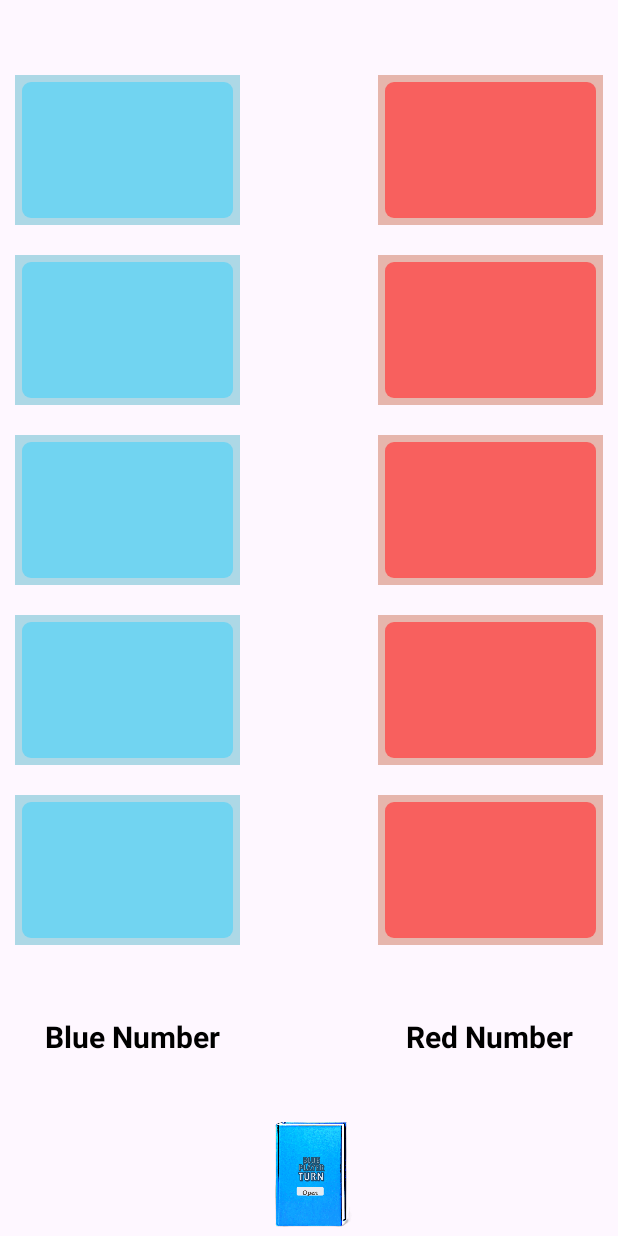
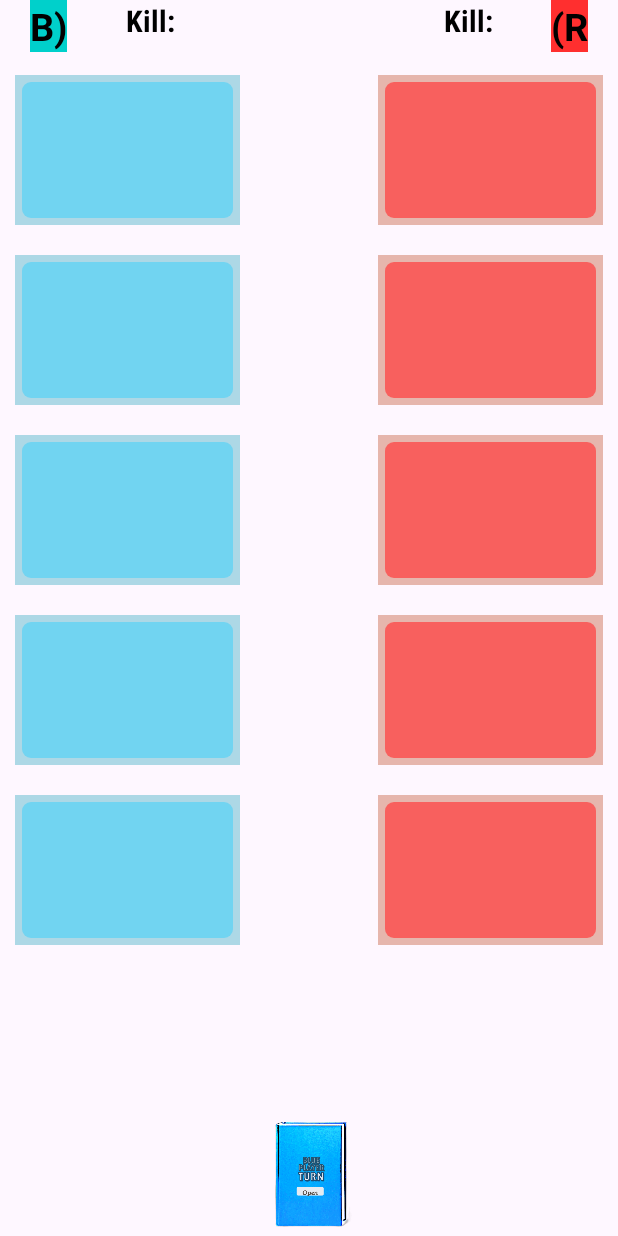
Before and after one commit to LSGAMING281004/BlazingHeroGameOfficial, an Android app: the screen it shows after launch (OfflineGamePlay), after a tap on "Play Offline", on a phone screen of 412 x 824 dp. Run offline under Robolectric (Android 15) with nearby library versions, the phone set to English and light mode, and no system bars.

Commit message:
finish offline gameply section

```diff
--- a/app/src/main/java/com/lsgaming/app1/blazingherogameofficial/MainActivity.java
+++ b/app/src/main/java/com/lsgaming/app1/blazingherogameofficial/MainActivity.java
@@ -20,7 +20,7 @@ import androidx.core.view.WindowInsetsCompat;
 
 public class MainActivity extends AppCompatActivity {
 
-    Button play_offline;
+    Button play_offline,play_bot;
     Toolbar toolbar;
     MediaPlayer mp,mediaPlayer,mpq;
     @Override
@@ -75,11 +75,8 @@ public class MainActivity extends AppCompatActivity {
     @Override
     public boolean onOptionsItemSelected(@NonNull MenuItem item) {
         int id = item.getItemId();
-        if(id == R.id.item3)
-        {
+        if(id == R.id.item)
             startActivity(new Intent(this, About.class));
-        }
-
         return super.onOptionsItemSelected(item);
     }
 
--- a/app/src/main/res/drawable/baseline_account_circle_24.xml
+++ /dev/null
@@ -1,5 +0,0 @@
-<vector xmlns:android="http://schemas.android.com/apk/res/android" android:alpha="0.6" android:height="24dp" android:tint="#000000" android:viewportHeight="24" android:viewportWidth="24" android:width="24dp">
-
-    <path android:fillColor="@android:color/white" android:pathData="M12,2C6.48,2 2,6.48 2,12s4.48,10 10,10s10,-4.48 10,-10S17.52,2 12,2zM12,6c1.93,0 3.5,1.57 3.5,3.5S13.93,13 12,13s-3.5,-1.57 -3.5,-3.5S10.07,6 12,6zM12,20c-2.03,0 -4.43,-0.82 -6.14,-2.88C7.55,15.8 9.68,15 12,15s4.45,0.8 6.14,2.12C16.43,19.18 14.03,20 12,20z"/>
-
-</vector>
--- a/app/src/main/res/layout/activity_offline_game_play.xml
+++ b/app/src/main/res/layout/activity_offline_game_play.xml
@@ -10,13 +10,18 @@
     <!--This is blue side background view-->
 
 
-    <View
+    <TextView
         android:id="@+id/blue_header"
         android:layout_width="200dp"
         android:layout_height="40dp"
+        android:text="@string/kills"
+        android:textColor="@color/black"
+        android:textStyle="bold"
+        android:fontFamily="sans-serif-condensed"
+        android:textSize="20sp"
+        android:textAlignment="center"
         android:layout_alignParentStart="true"
         android:layout_alignParentTop="true"
-        android:layout_gravity="top"
         android:layout_marginStart="0dp"
         android:layout_marginTop="0dp"/>
 
@@ -63,13 +68,18 @@
         />
 
     <!--This is red side background view-->
-    <View
+    <TextView
         android:id="@+id/red_header"
         android:layout_width="200dp"
         android:layout_height="40dp"
+        android:text="@string/kills"
+        android:textSize="20sp"
+        android:textColor="@color/black"
+        android:textStyle="bold"
+        android:fontFamily="sans-serif-condensed"
+        android:textAlignment="center"
         android:layout_alignParentTop="true"
         android:layout_alignParentEnd="true"
-        android:layout_gravity="top"
         android:layout_marginStart="1dp"
         android:layout_marginTop="0dp"
         android:layout_marginEnd="0dp" />
@@ -134,7 +144,8 @@
         android:layout_marginBottom="1dp"
         android:importantForAccessibility="no"
         android:src="@drawable/blue_book"
-        tools:ignore="ImageContrastCheck" />
+        tools:ignore="ImageContrastCheck"
+        />
 
     <ImageView
         android:id="@+id/red_book"
@@ -154,29 +165,24 @@
         android:id="@+id/blue_tv"
         android:layout_width="wrap_content"
         android:layout_height="wrap_content"
-        android:layout_below="@+id/blueplayer5"
-        android:layout_alignParentBottom="true"
-        android:layout_marginTop="37dp"
-        android:layout_marginStart="30dp"
-        android:layout_marginBottom="18dp"
+        android:layout_alignParentStart="true"
+        android:layout_marginStart="20dp"
         android:text="@string/blue_number"
         android:textColor="@color/black"
-        android:textSize="20sp"
+        android:background="#00D0CB"
+        android:textSize="25sp"
         android:textStyle="bold" />
 
     <TextView
         android:id="@+id/red_tv"
         android:layout_width="wrap_content"
         android:layout_height="wrap_content"
-        android:layout_below="@+id/redplayer5"
         android:layout_alignParentEnd="true"
-        android:layout_alignParentBottom="true"
-        android:layout_marginTop="37dp"
-        android:layout_marginEnd="30dp"
-        android:layout_marginBottom="18dp"
+        android:layout_marginEnd="20dp"
         android:text="@string/red_number"
+        android:background="#FF2F2F"
         android:textColor="@color/black"
-        android:textSize="20sp"
+        android:textSize="25sp"
         android:textStyle="bold" />
 
     <!--Blue player side view head images-->
--- a/app/src/main/res/menu/menu_main.xml
+++ b/app/src/main/res/menu/menu_main.xml
@@ -1,16 +1,6 @@
 <?xml version="1.0" encoding="utf-8"?>
 <menu xmlns:android="http://schemas.android.com/apk/res/android">
 
-    <item
-        android:id="@+id/item1"
-        android:title="Settings"
-        />
-    <item android:id="@+id/item2"
+    <item android:id="@+id/item"
         android:title="Help"/>
-    <item
-        android:id="@+id/item3"
-        android:title="About"/>
-    <item android:id="@+id/item4"
-        android:title="Quit"/>
-
 </menu>
--- a/app/src/main/res/values/strings.xml
+++ b/app/src/main/res/values/strings.xml
@@ -5,7 +5,8 @@
     <string name="play_offline">Play Offline</string>
     <string name="play_online">Play Online</string>
     <string name="start">Start</string>
-    <string name="red_number">Red Number</string>
-    <string name="blue_number">Blue Number</string>
+    <string name="red_number">(R</string>
+    <string name="blue_number">B)</string>
     <string name="attack_enemy">Attack Enemy</string>
+    <string name="kills">Kill:</string>
 </resources>
```
Also changed, not shown: app/src/main/java/com/lsgaming/app1/blazingherogameofficial/OfflineGamePlay.java (+33 -8 lines), app/src/main/res/layout/activity_main.xml (+3 -18 lines).
